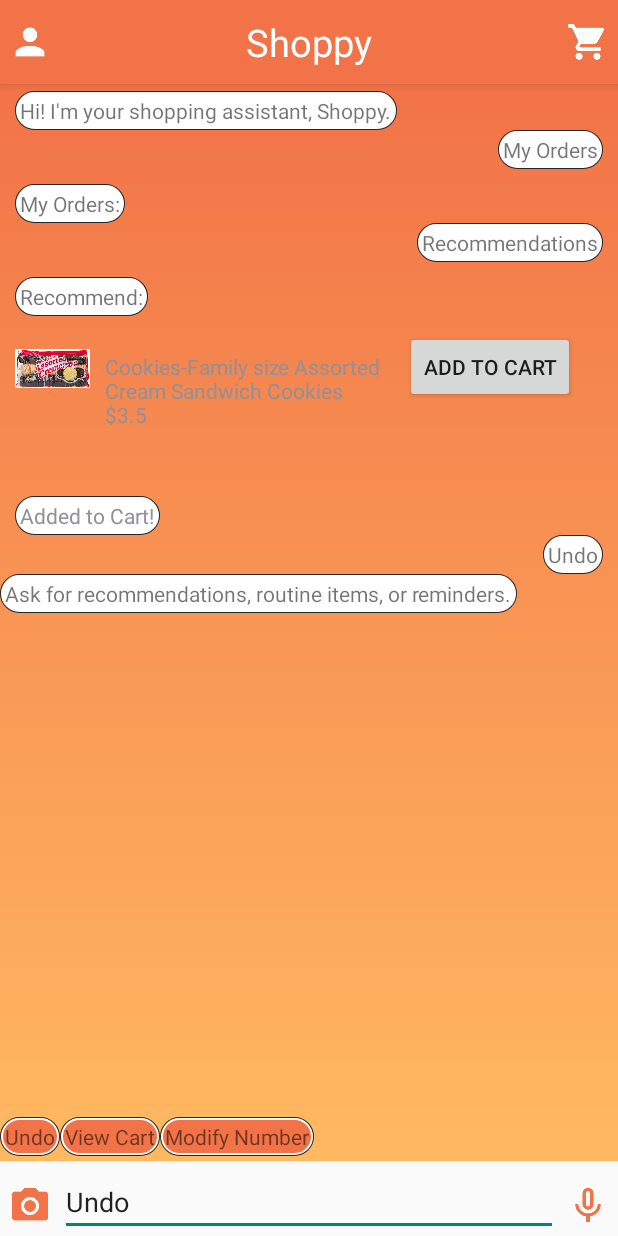
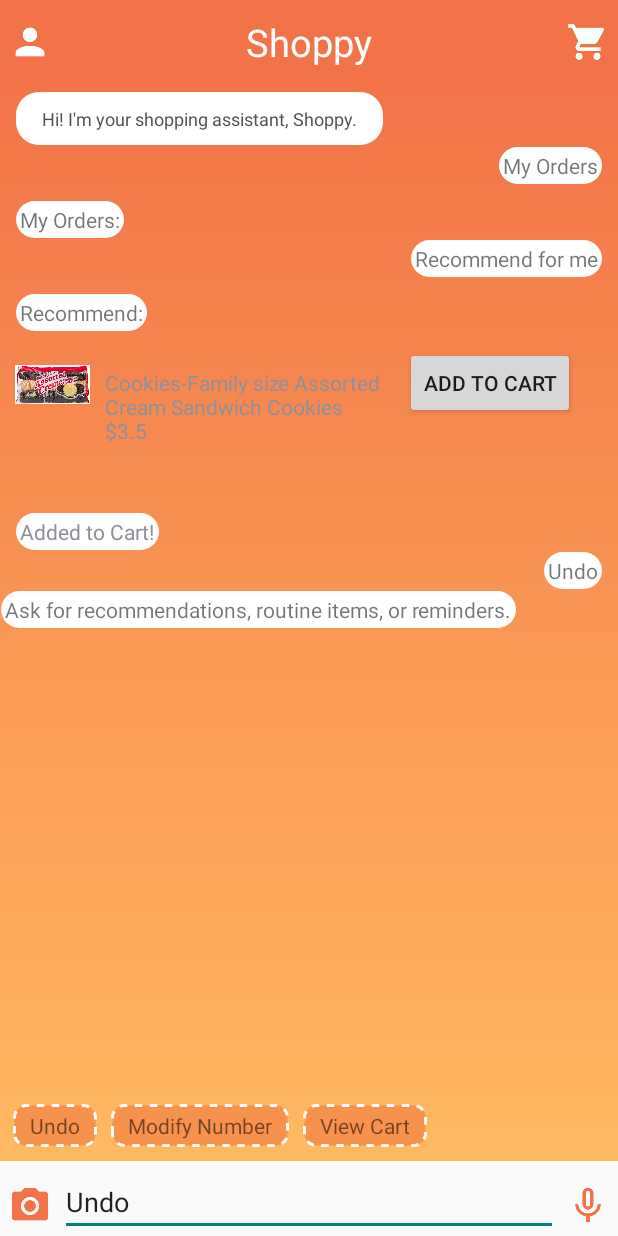
Before and after one commit to jlyons6100/Shoppy, an Android app: the MainActivity screen opened directly, with no data from a screen before it, after a tap on "Undo", on a phone screen of 412 x 824 dp. Run offline under Robolectric (Android 15) with nearby library versions, the phone set to English and light mode, and no system bars; 3 other taps on this screen came first.

Commit message:
bubble style

```diff
--- a/app/src/main/res/drawable/rounded_corner.xml
+++ b/app/src/main/res/drawable/rounded_corner.xml
@@ -5,9 +5,9 @@ android:shape="rectangle" >
 <item>
     <shape>
         <!-- set the shadow color here -->
-        <stroke
-            android:width="1dp"
-            android:color="#272626" />
+        <!--<stroke-->
+            <!--android:width="1dp"-->
+            <!--android:color="#272626" />-->
 
         <!-- setting the thickness of shadow (positive value will give shadow on that side) -->
 
@@ -17,7 +17,8 @@ android:shape="rectangle" >
             android:right="1dp"
             android:top="1dp" />
 
-        <corners android:radius="50dp" />
+        <corners android:radius="15dp" />
+        <!--<solid android:color="#D6D6D6" />-->
     </shape>
 </item>
 
@@ -25,10 +26,6 @@ android:shape="rectangle" >
 
 <item>
     <shape>
-        <stroke
-            android:width="1dp"
-            android:color="#ffffff" />
-
         <solid android:color="#ffffff" />
 
         <padding
@@ -37,7 +34,10 @@ android:shape="rectangle" >
             android:top="3dp"
             android:bottom="3dp"/>
 
-        <corners android:radius="50dp" />
+        <corners android:radius="15dp" />
+
+
     </shape>
+
 </item>
 </layer-list>
--- a/app/src/main/res/drawable/rounded_corner_orange.xml
+++ b/app/src/main/res/drawable/rounded_corner_orange.xml
@@ -5,9 +5,8 @@ android:shape="rectangle" >
 <item>
     <shape>
         <!-- set the shadow color here -->
-        <stroke
-            android:width="1dp"
-            android:color="#272626" />
+            <!--android:width="1dp"-->
+            <!--android:color="#272626" />-->
 
         <!-- setting the thickness of shadow (positive value will give shadow on that side) -->
 
@@ -17,7 +16,7 @@ android:shape="rectangle" >
             android:right="1dp"
             android:top="1dp" />
 
-        <corners android:radius="50dp" />
+        <corners android:radius="8dp" />
     </shape>
 </item>
 
@@ -26,10 +25,12 @@ android:shape="rectangle" >
 <item>
     <shape>
         <stroke
-            android:width="1dp"
+            android:dashGap="5dp"
+            android:dashWidth="5dp"
+            android:width="2dp"
             android:color="#ffffff" />
 
-        <solid android:color="#f27348" />
+        <solid android:color="#F7924D" />
 
         <padding
             android:left="3dp"
@@ -37,7 +38,7 @@ android:shape="rectangle" >
             android:top="3dp"
             android:bottom="3dp"/>
 
-        <corners android:radius="50dp" />
+        <corners android:radius="8dp" />
     </shape>
 </item>
 </layer-list>
--- a/app/src/main/res/layout/activity_main.xml
+++ b/app/src/main/res/layout/activity_main.xml
@@ -14,7 +14,8 @@
         android:background="#f27348"
         android:id="@+id/appbar_layout"
         android:layout_width="match_parent"
-        android:layout_height="wrap_content">
+        android:layout_height="wrap_content"
+        style="?android:attr/borderlessButtonStyle">
         <RelativeLayout
 
             android:layout_width="match_parent"
@@ -28,12 +29,13 @@
             </android.support.v7.widget.Toolbar>
 
             <TextView
-                android:textColor="#FFFF"
-                android:textSize="25dp"
-                android:layout_centerInParent="true"
                 android:layout_width="wrap_content"
                 android:layout_height="wrap_content"
-                android:text="@string/app_name"/>
+                android:layout_centerInParent="true"
+                android:text="@string/app_name"
+                android:textColor="#FFFF"
+                android:textSize="25dp" />
+
             <ImageView
             android:onClick="openAccount"
             android:layout_centerVertical="true"
@@ -73,7 +75,13 @@
                 android:layout_height="wrap_content"
                 android:layout_gravity="left"
                 android:layout_marginLeft="10dp"
+                android:paddingLeft="18dp"
+                android:paddingRight="18dp"
+                android:paddingTop="10dp"
+                android:paddingBottom="10dp"
+                android:textSize="12sp"
                 android:fontFamily="sans-serif"
+                android:textColor="#515151"
                 android:text="Hi! I'm your shopping assistant, Shoppy."/>
 
         </LinearLayout>
@@ -83,38 +91,55 @@
         android:id="@+id/text_input_shopping"
         android:layout_width="match_parent"
         android:layout_height="wrap_content"
+
         android:orientation="horizontal"
         >
         <LinearLayout
             android:layout_width="wrap_content"
             android:layout_height="wrap_content"
             android:layout_above="@+id/camera"
+            android:layout_marginBottom="5dp"
             android:orientation="horizontal" >
             <TextView
                 android:layout_marginTop="5dp"
+                android:layout_marginLeft="8dp"
                 android:background="@drawable/rounded_corner_orange"
                 android:layout_width="wrap_content"
                 android:layout_height="wrap_content"
                 android:layout_gravity="left"
+                android:paddingLeft="12dp"
+                android:paddingRight="12dp"
+                android:paddingTop="5dp"
+                android:paddingBottom="5dp"
                 android:text="My Orders"
                 android:onClick="handleOnScreenButtons"
                 android:id="@+id/my_orders_bt"/>
             <TextView
                 android:layout_marginTop="5dp"
+                android:layout_marginLeft="8dp"
                 android:background="@drawable/rounded_corner_orange"
                 android:layout_width="wrap_content"
                 android:layout_height="wrap_content"
                 android:layout_gravity="left"
-                android:text="Recommendations"
+                android:paddingLeft="12dp"
+                android:paddingRight="12dp"
+                android:paddingTop="5dp"
+                android:paddingBottom="5dp"
+                android:text="Recommend for me"
                 android:layout_marginBottom="8dp"
                 android:onClick="handleOnScreenButtons"
                 android:id="@+id/recommendations_bt"/>
             <TextView
                 android:layout_marginTop="5dp"
+                android:layout_marginLeft="8dp"
                 android:background="@drawable/rounded_corner_orange"
                 android:layout_width="wrap_content"
                 android:layout_height="wrap_content"
                 android:layout_gravity="left"
+                android:paddingLeft="12dp"
+                android:paddingRight="12dp"
+                android:paddingTop="5dp"
+                android:paddingBottom="5dp"
                 android:text="Undo"
                 android:layout_marginBottom="8dp"
                 android:onClick="handleOnScreenButtons"
@@ -122,26 +147,36 @@
                 android:id="@+id/undo_bt"/>
             <TextView
                 android:layout_marginTop="5dp"
+                android:layout_marginLeft="8dp"
                 android:background="@drawable/rounded_corner_orange"
                 android:layout_width="wrap_content"
                 android:layout_height="wrap_content"
                 android:layout_gravity="left"
+                android:paddingLeft="12dp"
+                android:paddingRight="12dp"
+                android:paddingTop="5dp"
+                android:paddingBottom="5dp"
+                android:text="Modify Number"
+                android:layout_marginBottom="8dp"
+                android:onClick="handleOnScreenButtons"
+                android:visibility="gone"
+                android:id="@+id/modify_number_bt"/>
+            <TextView
+                android:layout_marginTop="5dp"
+                android:layout_marginLeft="8dp"
+                android:background="@drawable/rounded_corner_orange"
+                android:layout_width="wrap_content"
+                android:layout_height="wrap_content"
+                android:layout_gravity="left"
+                android:paddingLeft="12dp"
+                android:paddingRight="12dp"
+                android:paddingTop="5dp"
+                android:paddingBottom="5dp"
                 android:text="View Cart"
                 android:layout_marginBottom="8dp"
                 android:onClick="handleOnScreenButtons"
                 android:visibility="gone"
                 android:id="@+id/view_cart_bt"/>
-            <TextView
-                android:layout_marginTop="5dp"
-                android:background="@drawable/rounded_corner_orange"
-                android:layout_width="wrap_content"
-                android:layout_height="wrap_content"
-                android:layout_gravity="left"
-                android:text="Modify Number"
-                android:layout_marginBottom="8dp"
-                android:onClick="handleOnScreenButtons"
-                android:visibility="gone"
-                android:id="@+id/modify_number_bt"/>
         </LinearLayout>
 
         <ImageView
```
